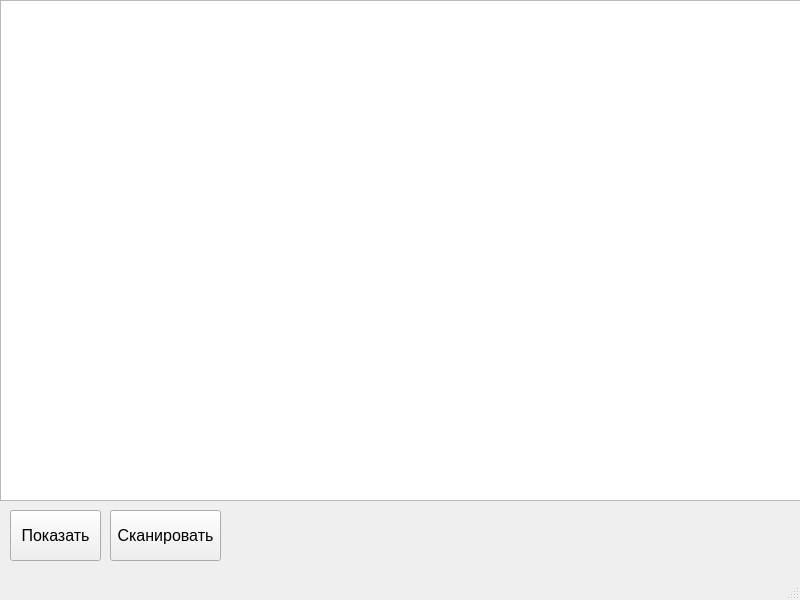
First picture: the form in src/main/app/ui/main_ui.ui, repository GrigoryArcibashev/graduate-work, before the edit.
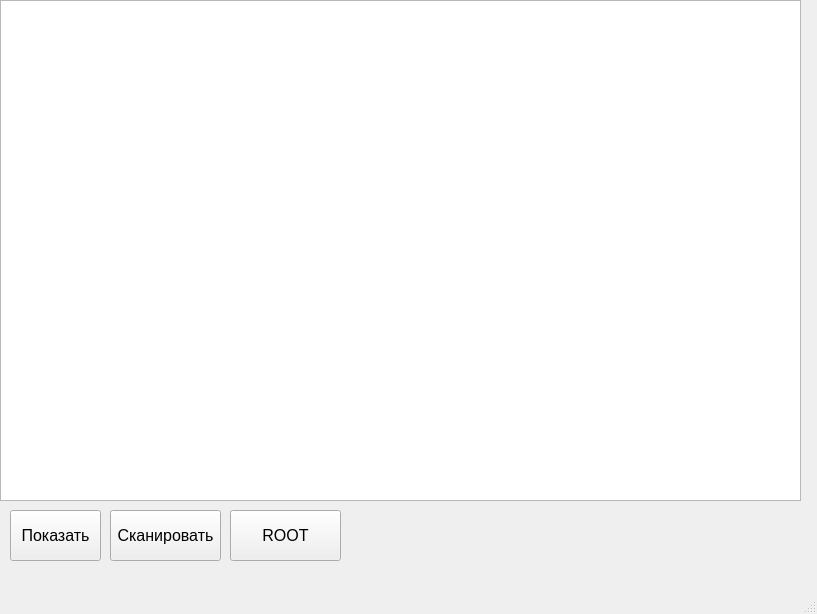
Second picture: the form after the edit.

```diff
--- a/src/main/app/ui/main_ui.ui
+++ b/src/main/app/ui/main_ui.ui
@@ -6,8 +6,8 @@
    <rect>
     <x>0</x>
     <y>0</y>
-    <width>800</width>
-    <height>600</height>
+    <width>817</width>
+    <height>614</height>
    </rect>
   </property>
   <property name="windowTitle">
@@ -65,6 +65,24 @@
      <string>Сканировать</string>
     </property>
    </widget>
+   <widget class="QPushButton" name="btn_root_dir">
+    <property name="geometry">
+     <rect>
+      <x>230</x>
+      <y>510</y>
+      <width>111</width>
+      <height>51</height>
+     </rect>
+    </property>
+    <property name="font">
+     <font>
+      <pointsize>12</pointsize>
+     </font>
+    </property>
+    <property name="text">
+     <string>ROOT</string>
+    </property>
+   </widget>
   </widget>
   <widget class="QMenuBar" name="menubar">
    <property name="geometry">
```
Left out of the diff: 2 changed lines with no effect on the pictures.
